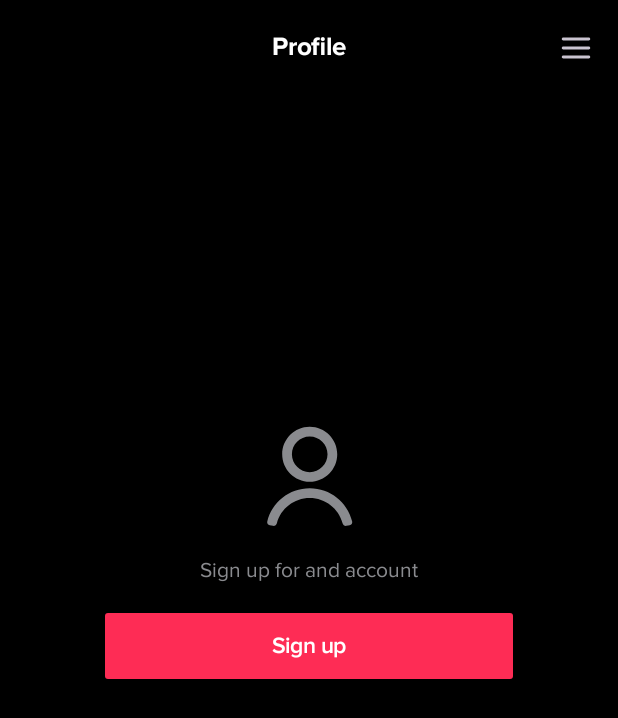
After one commit to puskal-khadka/TikTok-Compose, an Android app built with Jetpack Compose: the composable MyProfileScreen shown on its own in the app's theme, on a phone screen of 412 x 824 dp. The commit adds this screen. Shown: the top 718 px of the screen. Run offline under Robolectric (Android 15) with nearby library versions, the phone set to English and light mode, and no system bars; 1 statement that could not run was skipped.

Commit message:
wip: working on my profile screen

```diff
--- a/app/src/main/java/com/puskal/tiktokcompose/RootScreen.kt
+++ b/app/src/main/java/com/puskal/tiktokcompose/RootScreen.kt
@@ -29,6 +29,7 @@ import com.puskal.core.DestinationRoute.FORMATTED_COMPLETE_CREATOR_VIDEO_ROUTE
 import com.puskal.core.DestinationRoute.FRIENDS_ROUTE
 import com.puskal.core.DestinationRoute.HOME_SCREEN_ROUTE
 import com.puskal.core.DestinationRoute.INBOX_ROUTE
+import com.puskal.core.DestinationRoute.MY_PROFILE_ROUTE
 import com.puskal.theme.TikTokTheme
 import com.puskal.tiktokcompose.component.BottomBar
 import com.puskal.tiktokcompose.navigation.AppNavHost
@@ -50,7 +51,7 @@ fun RootScreen() {
 
     val isShowBottomBar = when (currentDestination?.route) {
         HOME_SCREEN_ROUTE, INBOX_ROUTE, COMMENT_BOTTOM_SHEET_ROUTE,
-        FRIENDS_ROUTE, AUTHENTICATION_ROUTE, null -> true
+        FRIENDS_ROUTE, AUTHENTICATION_ROUTE, MY_PROFILE_ROUTE, null -> true
         else -> false
     }
     val darkMode = when (currentDestination?.route) {
--- a/app/src/main/java/com/puskal/tiktokcompose/navigation/AppNavHost.kt
+++ b/app/src/main/java/com/puskal/tiktokcompose/navigation/AppNavHost.kt
@@ -12,6 +12,7 @@ import com.puskal.friends.friendsNavGraph
 import com.puskal.home.homeNavGraph
 import com.puskal.inbox.inboxNavGraph
 import com.puskal.loginwithemailphone.loginEmailPhoneNavGraph
+import com.puskal.myprofile.myProfileNavGraph
 
 /**
  * Created by Puskal Khadka on 3/14/2023.
@@ -35,5 +36,6 @@ fun AppNavHost(
         authenticationNavGraph(navController)
         loginEmailPhoneNavGraph(navController)
         friendsNavGraph(navController)
+        myProfileNavGraph(navController)
     }
 }
--- a/buildSrc/src/main/java/DependencyHandler.kt
+++ b/buildSrc/src/main/java/DependencyHandler.kt
@@ -85,6 +85,7 @@ fun DependencyHandler.moduleDependencies() {
     FEATURE_AUTHENTICATION
     FEATURE_LOGIN_WITH_EMAIL_PHONE
     FEATURE_FRIENDS
+    FEATURE_MY_PROFILE
 }
 
 fun DependencyHandler.media3Dependency() {
@@ -129,3 +130,6 @@ val DependencyHandler.FEATURE_LOGIN_WITH_EMAIL_PHONE
 
 val DependencyHandler.FEATURE_FRIENDS
     get() = implementation(project(mapOf("path" to ":feature:friends")))
+
+val DependencyHandler.FEATURE_MY_PROFILE
+    get() = implementation(project(mapOf("path" to ":feature:myprofile")))
--- /dev/null
+++ b/common/theme/src/main/res/drawable/ic_hamburger.xml
@@ -0,0 +1,15 @@
+<vector xmlns:android="http://schemas.android.com/apk/res/android"
+    android:width="24dp"
+    android:height="24dp"
+    android:viewportWidth="48"
+    android:viewportHeight="48">
+  <path
+      android:pathData="M41,14H7a2,2 0,0 1,0 -4H41A2,2 0,0 1,41 14Z"
+      android:fillColor="#6C707C"/>
+  <path
+      android:pathData="M41,26H7a2,2 0,0 1,0 -4H41A2,2 0,0 1,41 26Z"
+      android:fillColor="#6C707C"/>
+  <path
+      android:pathData="M41,38H7a2,2 0,0 1,0 -4H41A2,2 0,0 1,41 38Z"
+      android:fillColor="#6C707C"/>
+</vector>
--- a/common/theme/src/main/res/values/strings.xml
+++ b/common/theme/src/main/res/values/strings.xml
@@ -59,4 +59,7 @@
     <string name="to_learn_how_we_collect">to learn how we collect, use, and share your data.</string>
     <string name="and_confirm_that_you_have_read">and confirm that you have read TikTok\'s</string>
 
+    <!-- my profile -->
+    <string name="sign_up_for_an_account">Sign up for and account</string>
+
 </resources>
--- /dev/null
+++ b/feature/myprofile/src/main/AndroidManifest.xml
@@ -0,0 +1,4 @@
+<?xml version="1.0" encoding="utf-8"?>
+<manifest package="com.puskal.myprofile">
+
+</manifest>
--- /dev/null
+++ b/feature/myprofile/src/main/java/com/puskal/myprofile/MyProfileScreen.kt
@@ -0,0 +1,75 @@
+package com.puskal.myprofile
+
+import androidx.compose.foundation.Image
+import androidx.compose.foundation.layout.*
+import androidx.compose.material3.*
+import androidx.compose.runtime.Composable
+import androidx.compose.ui.Alignment
+import androidx.compose.ui.Modifier
+import androidx.compose.ui.res.painterResource
+import androidx.compose.ui.res.stringResource
+import androidx.compose.ui.unit.dp
+import androidx.navigation.NavController
+import com.puskal.composable.CustomButton
+import com.puskal.composable.TopBar
+import com.puskal.core.DestinationRoute
+import com.puskal.theme.R
+import com.puskal.theme.SubTextColor
+
+/**
+ * Created by Puskal Khadka on 4/1/2023.
+ */
+
+@OptIn(ExperimentalMaterial3Api::class)
+@Composable
+fun MyProfileScreen(navController: NavController) {
+    Scaffold(topBar = {
+        TopBar(
+            navIcon = null,
+            title = stringResource(id = R.string.profile),
+            actions = {
+                IconButton(onClick = { }) {
+                    Icon(painterResource(id = R.drawable.ic_hamburger), contentDescription = null)
+                }
+            }
+        )
+    }) {
+        Column(
+            modifier = Modifier
+                .padding(it)
+                .fillMaxSize()
+        ) {
+            UnAuthorizedInboxScreen {
+                navController.navigate(DestinationRoute.AUTHENTICATION_ROUTE)
+            }
+        }
+    }
+}
+
+
+@Composable
+fun UnAuthorizedInboxScreen(onClickSignup: () -> Unit) {
+    Column(
+        modifier = Modifier
+            .fillMaxHeight(0.8f)
+            .fillMaxWidth(),
+        verticalArrangement = Arrangement.spacedBy(20.dp, alignment = Alignment.CenterVertically),
+        horizontalAlignment = Alignment.CenterHorizontally
+    ) {
+        Image(
+            painter = painterResource(id = R.drawable.ic_profile),
+            contentDescription = null,
+            modifier = Modifier.size(68.dp)
+        )
+        Text(
+            text = stringResource(id = R.string.sign_up_for_an_account),
+            color = SubTextColor
+        )
+        CustomButton(
+            buttonText = stringResource(id = R.string.sign_up),
+            modifier = Modifier.fillMaxWidth(0.66f)
+        ) {
+            onClickSignup()
+        }
+    }
+}
--- a/settings.gradle.kts
+++ b/settings.gradle.kts
@@ -26,3 +26,4 @@ include(":feature:inbox")
 include(":feature:authentication")
 include(":feature:loginwithemailphone")
 include(":feature:friends")
+include(":feature:myprofile")
```
Also changed, not shown: feature/myprofile/build.gradle.kts (added, +12 -0 lines), feature/myprofile/src/main/java/com/puskal/myprofile/MyProfileNavigation.kt (added, +15 -0 lines), 5 other files.
